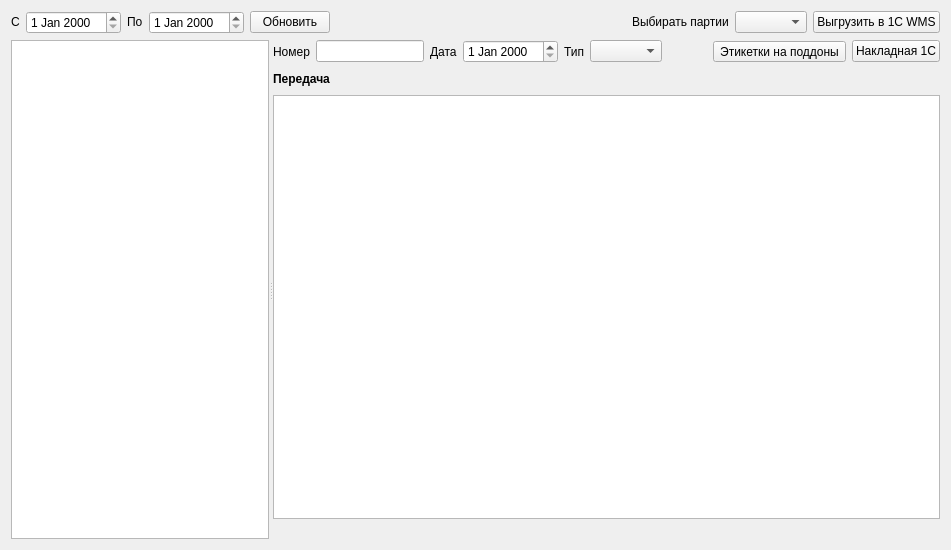
Qt form formacceptanceel.ui (Sergeyego/warehouse) before a commit.
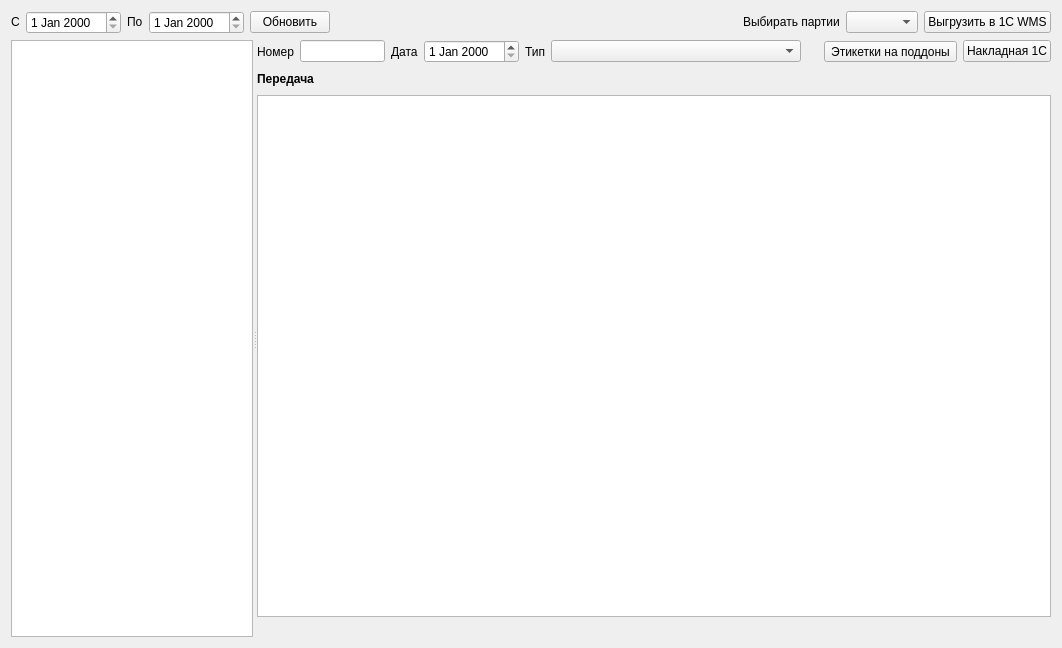
The same form after that commit. Custom widgets are drawn as their Qt base class.

Diff of the .ui file:
```diff
--- a/formacceptanceel.ui
+++ b/formacceptanceel.ui
@@ -6,8 +6,8 @@
    <rect>
     <x>0</x>
     <y>0</y>
-    <width>951</width>
-    <height>550</height>
+    <width>1062</width>
+    <height>648</height>
    </rect>
   </property>
   <property name="windowTitle">
@@ -144,7 +144,14 @@
           </widget>
          </item>
          <item>
-          <widget class="QComboBox" name="comboBoxType"/>
+          <widget class="DbComboBox" name="comboBoxType">
+           <property name="minimumSize">
+            <size>
+             <width>250</width>
+             <height>0</height>
+            </size>
+           </property>
+          </widget>
          </item>
          <item>
           <spacer name="horizontalSpacer">
@@ -253,7 +260,12 @@
   <customwidget>
    <class>DateEdit</class>
    <extends>QDateEdit</extends>
-   <header>db/dbviewer.h</header>
+   <header>db/dbdateedit.h</header>
+  </customwidget>
+  <customwidget>
+   <class>DbComboBox</class>
+   <extends>QComboBox</extends>
+   <header>db/dbcombobox.h</header>
   </customwidget>
  </customwidgets>
  <resources/>
```
Left out of the diff: 8 changed lines with no effect on the pictures.
